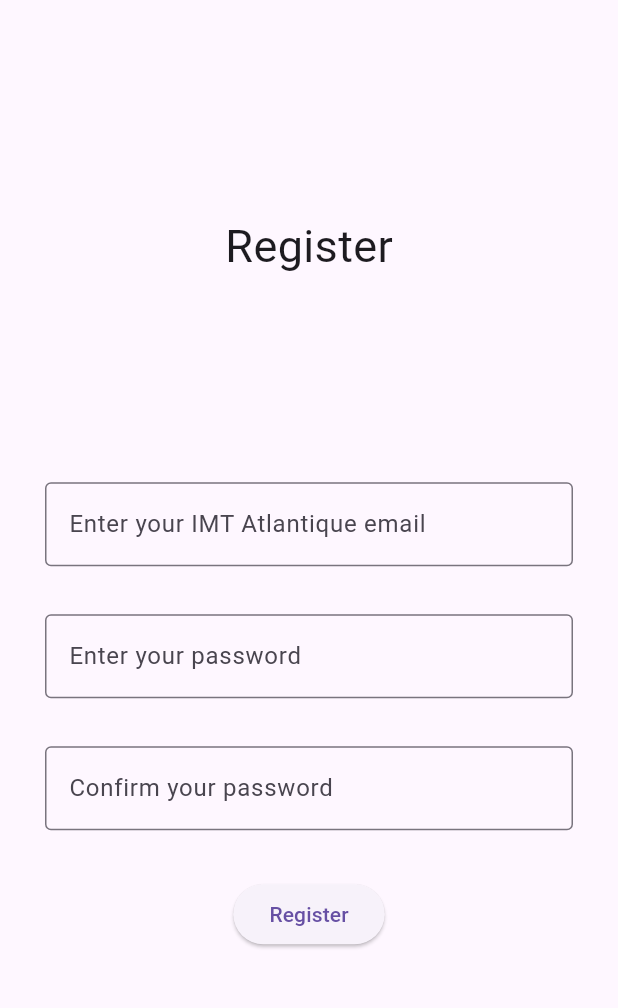
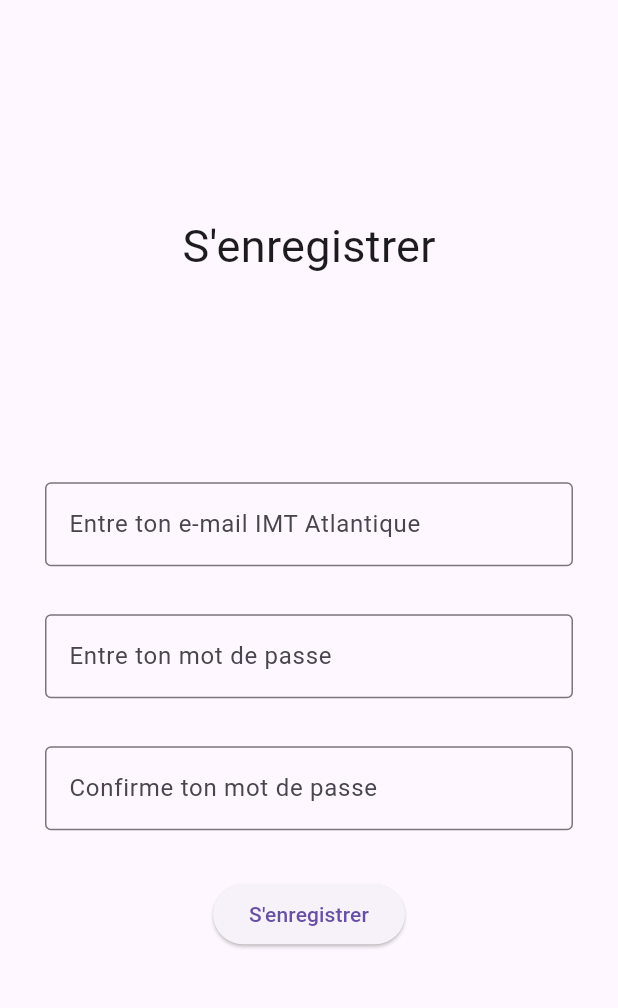
Before and after one commit to RayaneB75/multiplayer-wyr, a Flutter app: the RegisterWindow screen opened directly, on a phone screen of 412 x 824 dp, the part 66-1074 px from its top. Run offline on Flutter 3.47's test engine with Material 2 defaults, Android fonts, the phone set to English and light mode, and no system bars.

Commit message:
In french s'il vous plait

```diff
--- a/front/lib/findMatch.dart
+++ b/front/lib/findMatch.dart
@@ -34,7 +34,7 @@ class FindMatchForm extends StatelessWidget {
       children: <Widget>[
 
         const Text(
-          'Find Match !',
+          'Trouve un partenaire !',
           style: TextStyle(fontSize: 30),
         ),
 
@@ -45,7 +45,7 @@ class FindMatchForm extends StatelessWidget {
           child: TextFormField(
             decoration: const InputDecoration(
               border: OutlineInputBorder(),
-              labelText: 'Enter player ID',
+              labelText: 'Entre l\'identifiant du joueur',
             ),
           ),
         ),
@@ -62,7 +62,7 @@ class FindMatchForm extends StatelessWidget {
           ),
         ),
         Padding(
-          padding: const EdgeInsets.symmetric(horizontal: 8, vertical: 16),
+          padding: const EdgeInsets.symmetric(horizontal: 8, vertical: 75),
           child: ElevatedButton(
             onPressed: () {
                 showModalBottomSheet<void>(
@@ -87,7 +87,7 @@ class FindMatchForm extends StatelessWidget {
                 },
               );
             },
-            child: const Text('Show player ID'),
+            child: const Text('Mon identifiant'),
           ),
         ),
       ],
--- a/front/lib/login.dart
+++ b/front/lib/login.dart
@@ -35,14 +35,14 @@ class LoginForm extends StatelessWidget {
       children: <Widget>[
 
         const Text(
-          'Login',
+          'Se connecter',
           style: TextStyle(fontSize: 30),
         ),
 
         const SizedBox(height: 120),
 
-        const TextFieldCustom(content: "Enter your username"),
-        const TextFieldCustom(content: "Enter your password"),
+        const TextFieldCustom(content: "Entre ton e-mail IMT Atlantique"),
+        const TextFieldCustom(content: "Entre ton mot de passe"),
 
         Padding(
           padding: const EdgeInsets.symmetric(horizontal: 8, vertical: 16),
@@ -53,7 +53,7 @@ class LoginForm extends StatelessWidget {
                   MaterialPageRoute(builder: (context) => const FindMatchWindow()),
                 );
             },
-            child: const Text('Login'),
+            child: const Text('Connexion'),
           ),
         ),
       ],
--- a/front/lib/register.dart
+++ b/front/lib/register.dart
@@ -34,15 +34,15 @@ class RegisterForm extends StatelessWidget {
       children: <Widget>[
 
         const Text(
-          'Register',
+          'S\'enregistrer',
           style: TextStyle(fontSize: 30),
         ),
 
         const SizedBox(height: 120),
 
-        const TextFieldCustom(content: "Enter your IMT Atlantique email"),
-        const TextFieldCustom(content: "Enter your password"),
-        const TextFieldCustom(content: "Confirm your password"),
+        const TextFieldCustom(content: "Entre ton e-mail IMT Atlantique"),
+        const TextFieldCustom(content: "Entre ton mot de passe"),
+        const TextFieldCustom(content: "Confirme ton mot de passe"),
 
         Padding(
           padding: const EdgeInsets.symmetric(horizontal: 8, vertical: 16),
@@ -53,7 +53,7 @@ class RegisterForm extends StatelessWidget {
                   MaterialPageRoute(builder: (context) => const FindMatchWindow()),
                 );
             },
-            child: const Text('Register'),
+            child: const Text('S\'enregistrer'),
           ),
         ),
       ],
--- a/front/lib/wyr.dart
+++ b/front/lib/wyr.dart
@@ -51,11 +51,13 @@ class Wyr extends StatelessWidget {
         mainAxisAlignment: MainAxisAlignment.center,
         crossAxisAlignment: CrossAxisAlignment.center,
         children: <Widget>[
+          Text('Tu préfère ?', style: TextStyle(fontSize: 25, fontWeight: FontWeight.bold)),
+          SizedBox(height: 120),
           Choice(
             buttonText: "Installer NeoVim",
           ),
           SizedBox(height: 50),
-          Text('Would you rather ?', style: TextStyle(fontSize: 25, fontWeight: FontWeight.bold)),
+          Text('Ou', style: TextStyle(fontSize: 25, fontWeight: FontWeight.bold)),
           SizedBox(height: 50),
           Choice(
             buttonText: "Installer Emacs",
```
Also changed, not shown: front/lib/main.dart (+4 -4 lines).
